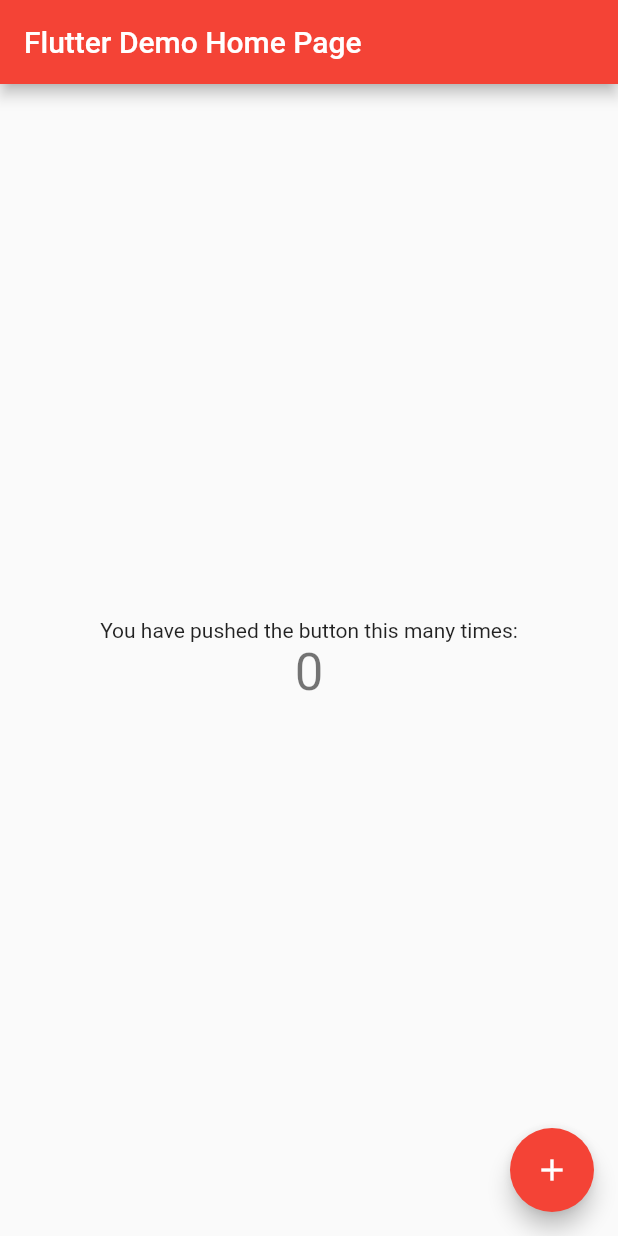
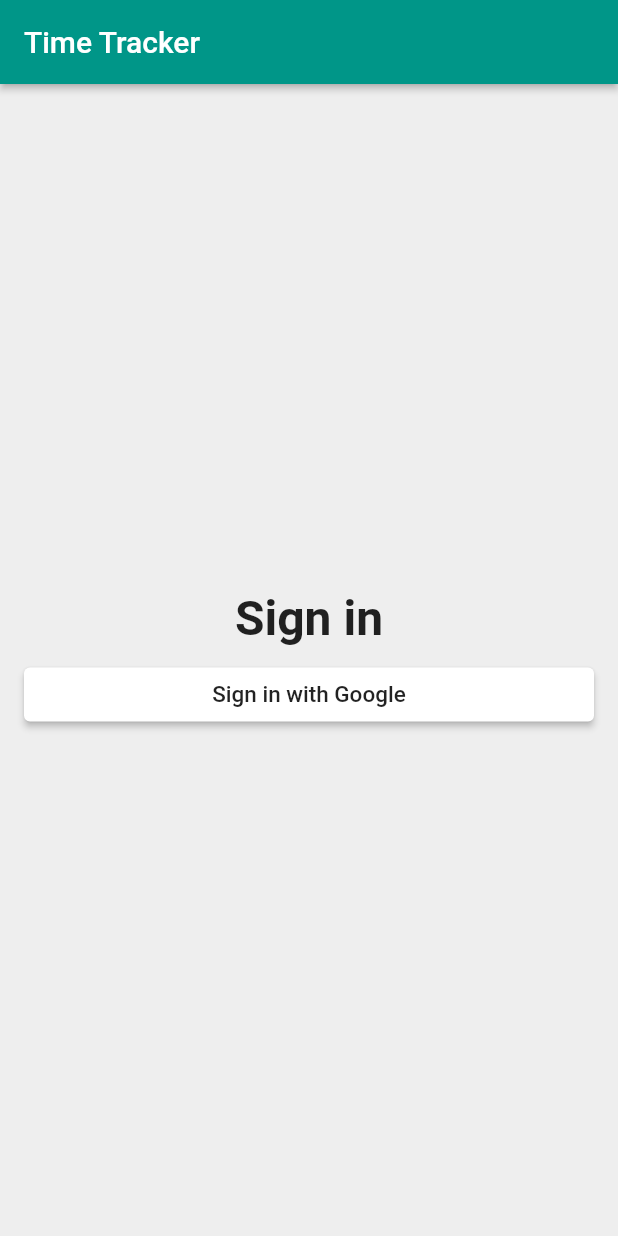
Before and after one commit to jKm00/mobile-application, a Flutter app: the screen it shows after launch, on a phone screen of 412 x 824 dp. Run offline on Flutter 3.47's test engine with Material 2 defaults, Android fonts, the phone set to English and light mode, and no system bars.

Commit message:
completed tutorial 103

```diff
--- /dev/null
+++ b/time_tracker_app/lib/app/sign_in/sign_in_page.dart
@@ -0,0 +1,51 @@
+import 'package:flutter/material.dart';
+import 'package:time_tracker_app/common_widgets/custom_raised_button.dart';
+
+class SignInPage extends StatelessWidget {
+  @override
+  Widget build(BuildContext context) {
+    return Scaffold(
+      appBar: AppBar(
+        title: const Text('Time Tracker'),
+        elevation: 2.0,
+      ),
+      body: _buildContent(),
+      backgroundColor: Colors.grey[200],
+    );
+  }
+
+  Widget _buildContent() {
+    const buttonHeight = 100.0;
+    const columnSpacing = 8.0;
+
+    return Padding(
+      padding: const EdgeInsets.all(16.0),
+      child: Column(
+        mainAxisAlignment: MainAxisAlignment.center,
+        crossAxisAlignment: CrossAxisAlignment.stretch,
+        children: <Widget>[
+          const Text(
+            'Sign in',
+            textAlign: TextAlign.center,
+            style: TextStyle(
+              fontSize: 32.0,
+              fontWeight: FontWeight.w600,
+            ),
+          ),
+          const SizedBox(height: columnSpacing),
+          CustomRaisedButton(
+            color: Colors.white,
+            onPressed: () {},
+            child: const Text(
+              'Sign in with Google',
+              style: TextStyle(
+                color: Colors.black87,
+                fontSize: 15.0,
+              ),
+            ),
+          ),
+        ],
+      ),
+    );
+  }
+}
--- /dev/null
+++ b/time_tracker_app/lib/common_widgets/custom_raised_button.dart
@@ -0,0 +1,22 @@
+import 'package:flutter/material.dart';
+
+class CustomRaisedButton extends StatelessWidget {
+  // ignore: use_key_in_widget_constructors
+  const CustomRaisedButton(
+      {required this.child, required this.color, required this.onPressed});
+
+  final Widget child;
+  final Color color;
+  final VoidCallback onPressed;
+
+  @override
+  Widget build(BuildContext context) {
+    return ElevatedButton(
+      onPressed: onPressed,
+      style: ElevatedButton.styleFrom(
+        primary: color,
+      ),
+      child: child,
+    );
+  }
+}
--- a/time_tracker_app/lib/main.dart
+++ b/time_tracker_app/lib/main.dart
@@ -1,115 +1,19 @@
 import 'package:flutter/material.dart';
+import 'package:time_tracker_app/app/sign_in/sign_in_page.dart';
 
 void main() {
-  runApp(const MyApp());
+  runApp(MyApp());
 }
 
 class MyApp extends StatelessWidget {
-  const MyApp({Key? key}) : super(key: key);
-
-  // This widget is the root of your application.
   @override
   Widget build(BuildContext context) {
     return MaterialApp(
-      title: 'Flutter Demo',
+      title: 'Time Tracker',
       theme: ThemeData(
-        // This is the theme of your application.
-        //
-        // Try running your application with "flutter run". You'll see the
-        // application has a blue toolbar. Then, without quitting the app, try
-        // changing the primarySwatch below to Colors.green and then invoke
-        // "hot reload" (press "r" in the console where you ran "flutter run",
-        // or simply save your changes to "hot reload" in a Flutter IDE).
-        // Notice that the counter didn't reset back to zero; the application
-        // is not restarted.
-        primarySwatch: Colors.red,
+        primarySwatch: Colors.teal,
       ),
-      home: const MyHomePage(title: 'Flutter Demo Home Page'),
+      home: SignInPage(),
     );
   }
 }
-
-class MyHomePage extends StatefulWidget {
-  const MyHomePage({Key? key, required this.title}) : super(key: key);
-
-  // This widget is the home page of your application. It is stateful, meaning
-  // that it has a State object (defined below) that contains fields that affect
-  // how it looks.
-
-  // This class is the configuration for the state. It holds the values (in this
-  // case the title) provided by the parent (in this case the App widget) and
-  // used by the build method of the State. Fields in a Widget subclass are
-  // always marked "final".
-
-  final String title;
-
-  @override
-  State<MyHomePage> createState() => _MyHomePageState();
-}
-
-class _MyHomePageState extends State<MyHomePage> {
-  int _counter = 0;
-
-  void _incrementCounter() {
-    setState(() {
-      // This call to setState tells the Flutter framework that something has
-      // changed in this State, which causes it to rerun the build method below
-      // so that the display can reflect the updated values. If we changed
-      // _counter without calling setState(), then the build method would not be
-      // called again, and so nothing would appear to happen.
-      _counter++;
-    });
-  }
-
-  @override
-  Widget build(BuildContext context) {
-    // This method is rerun every time setState is called, for instance as done
-    // by the _incrementCounter method above.
-    //
-    // The Flutter framework has been optimized to make rerunning build methods
-    // fast, so that you can just rebuild anything that needs updating rather
-    // than having to individually change instances of widgets.
-    return Scaffold(
-      appBar: AppBar(
-        // Here we take the value from the MyHomePage object that was created by
-        // the App.build method, and use it to set our appbar title.
-        title: Text(widget.title),
-      ),
-      body: Center(
-        // Center is a layout widget. It takes a single child and positions it
-        // in the middle of the parent.
-        child: Column(
-          // Column is also a layout widget. It takes a list of children and
-          // arranges them vertically. By default, it sizes itself to fit its
-          // children horizontally, and tries to be as tall as its parent.
-          //
-          // Invoke "debug painting" (press "p" in the console, choose the
-          // "Toggle Debug Paint" action from the Flutter Inspector in Android
-          // Studio, or the "Toggle Debug Paint" command in Visual Studio Code)
-          // to see the wireframe for each widget.
-          //
-          // Column has various properties to control how it sizes itself and
-          // how it positions its children. Here we use mainAxisAlignment to
-          // center the children vertically; the main axis here is the vertical
-          // axis because Columns are vertical (the cross axis would be
-          // horizontal).
-          mainAxisAlignment: MainAxisAlignment.center,
-          children: <Widget>[
-            const Text(
-              'You have pushed the button this many times:',
-            ),
-            Text(
-              '$_counter',
-              style: Theme.of(context).textTheme.headline4,
-            ),
-          ],
-        ),
-      ),
-      floatingActionButton: FloatingActionButton(
-        onPressed: _incrementCounter,
-        tooltip: 'Increment',
-        child: const Icon(Icons.add),
-      ), // This trailing comma makes auto-formatting nicer for build methods.
-    );
-  }
-}
```
